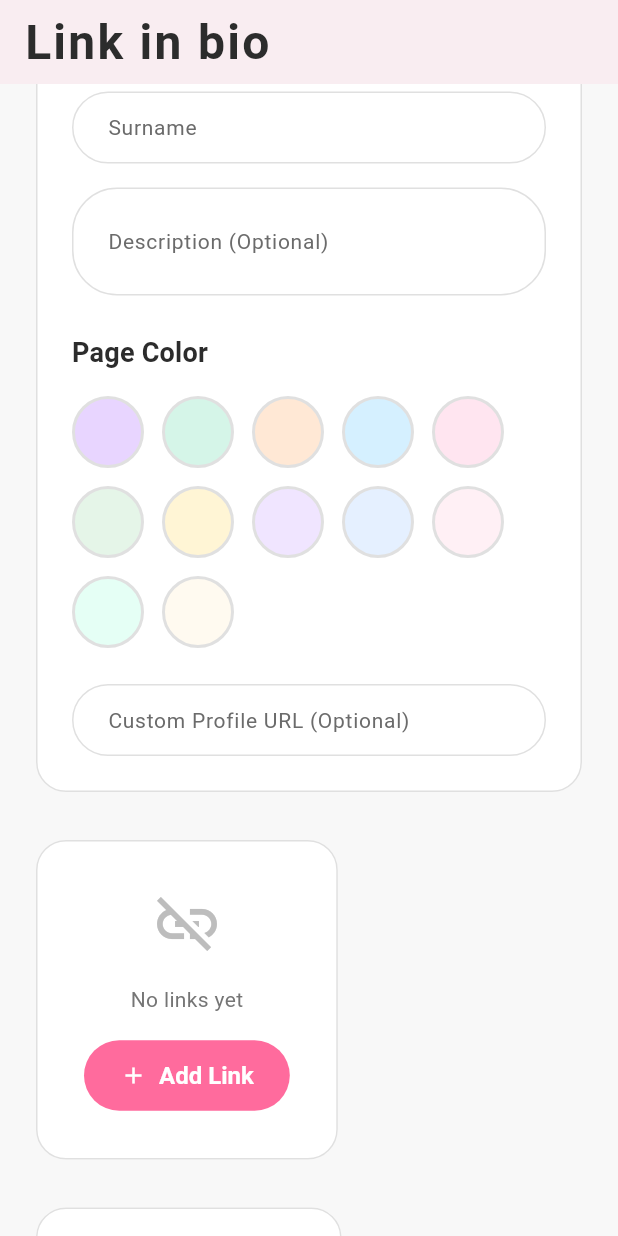
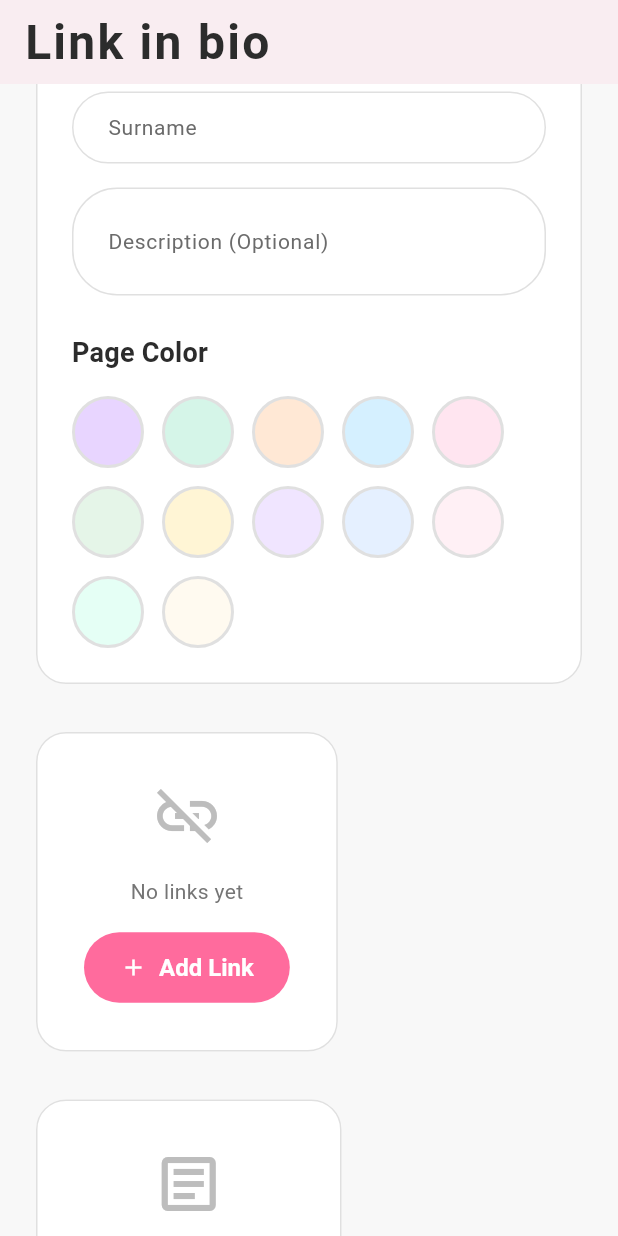
Before and after one commit to LioMadlala/link-in-bio-flutter, a Flutter app: the screen it shows after launch, scrolled down 576 dp, on a phone screen of 412 x 824 dp. Run offline on Flutter 3.47's test engine with Material 3 defaults, Android fonts, the light colour scheme and no system bars; our stand-ins replace share_plus; missing offline and left inert: colorful_iconify_flutter, iconify_flutter.

Commit message:
removed custom url

```diff
--- a/lib/pages/edit_page.dart
+++ b/lib/pages/edit_page.dart
@@ -1300,14 +1300,14 @@ class _EditPageState extends State<EditPage> {
                         });
                       },
                     ),
-                    const SizedBox(height: 24),
-                    TextField(
-                      controller: _customUrlCtrl,
-                      decoration: AppTheme.compactInputDecoration(
-                        'Custom Profile URL (Optional)',
-                        hint: 'Leave empty to use generated URL',
-                      ),
-                    ),
+                    // const SizedBox(height: 24),
+                    // TextField(
+                    //   controller: _customUrlCtrl,
+                    //   decoration: AppTheme.compactInputDecoration(
+                    //     'Custom Profile URL (Optional)',
+                    //     hint: 'Leave empty to use generated URL',
+                    //   ),
+                    // ),
                   ],
                 ),
               ),
```
